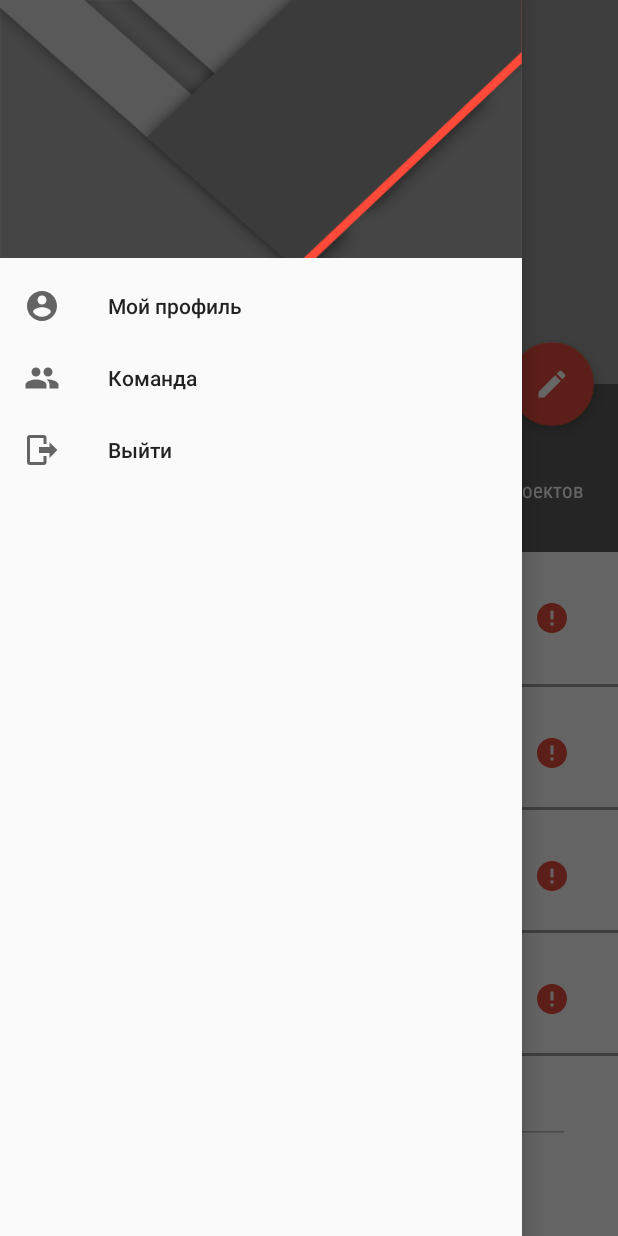
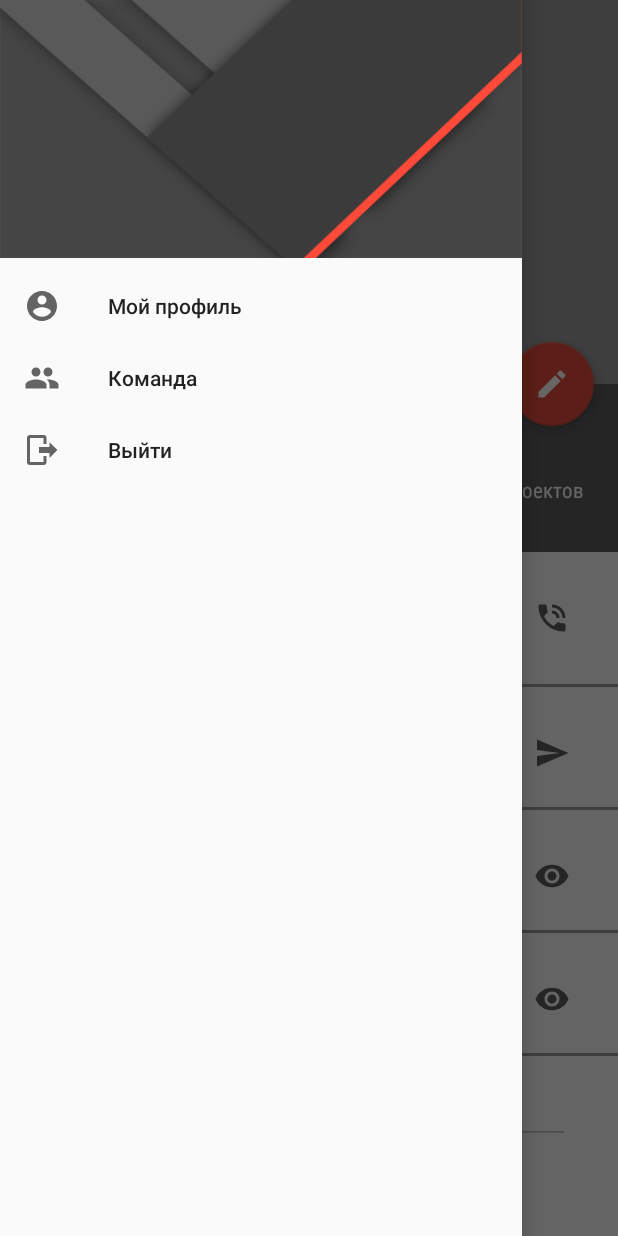
Before and after one commit to VladimirMi/DevIntensive, an Android app: the MainActivity screen opened directly, with no data from a screen before it, with the side drawer open, on a phone screen of 412 x 824 dp. Run offline under Robolectric (Android 15) with nearby library versions, the phone set to English and light mode, and no system bars; our stand-ins replace ButterKnife, Picasso; network calls fail; pictures from the network do not load; 7 statements that could not run were skipped.

Commit message:
Вынесен класс MyTextWatcher из MainActivity, добавлен класс UploadImageRes, который заменил ResponseBody в запросе загрузки изображения.

```diff
--- a/app/src/main/java/com/softdesign/devintensive/data/managers/DataManager.java
+++ b/app/src/main/java/com/softdesign/devintensive/data/managers/DataManager.java
@@ -6,11 +6,11 @@ import com.softdesign.devintensive.data.network.RestService;
 import com.softdesign.devintensive.data.network.ServiceGenerator;
 import com.softdesign.devintensive.data.network.req.UserLoginReq;
 import com.softdesign.devintensive.data.network.res.LoginModelRes;
+import com.softdesign.devintensive.data.network.res.UploadImageRes;
 import com.softdesign.devintensive.data.network.res.UserModelRes;
 import com.softdesign.devintensive.utils.DevintensiveApplication;
 
 import okhttp3.MultipartBody;
-import okhttp3.ResponseBody;
 import retrofit2.Call;
 
 public class DataManager {
@@ -46,7 +46,7 @@ public class DataManager {
         return mRestService.loginUser(userLoginReq);
     }
 
-    public Call<ResponseBody> uploadPhoto(String userId, MultipartBody.Part userPhotoReq) {
+    public Call<UploadImageRes> uploadPhoto(String userId, MultipartBody.Part userPhotoReq) {
         return mRestService.uploadPhoto(userId, userPhotoReq);
     }
 
--- a/app/src/main/java/com/softdesign/devintensive/data/network/RestService.java
+++ b/app/src/main/java/com/softdesign/devintensive/data/network/RestService.java
@@ -2,11 +2,11 @@ package com.softdesign.devintensive.data.network;
 
 import com.softdesign.devintensive.data.network.req.UserLoginReq;
 import com.softdesign.devintensive.data.network.res.LoginModelRes;
+import com.softdesign.devintensive.data.network.res.UploadImageRes;
 import com.softdesign.devintensive.data.network.res.UserModelRes;
 
 
 import okhttp3.MultipartBody;
-import okhttp3.ResponseBody;
 import retrofit2.Call;
 import retrofit2.http.Body;
 import retrofit2.http.GET;
@@ -21,7 +21,7 @@ public interface RestService {
 
     @Multipart
     @POST("user/{userId}/publicValues/profilePhoto")
-    Call<ResponseBody> uploadPhoto(@Path("userId") String userId, @Part MultipartBody.Part image);
+    Call<UploadImageRes> uploadPhoto(@Path("userId") String userId, @Part MultipartBody.Part image);
 
     @GET("user/{userId}")
     Call<UserModelRes> getUser(@Path("userId") String userId);
--- a/app/src/main/java/com/softdesign/devintensive/ui/activities/MainActivity.java
+++ b/app/src/main/java/com/softdesign/devintensive/ui/activities/MainActivity.java
@@ -36,17 +36,20 @@ import android.view.View;
 import android.view.WindowManager;
 import android.widget.EditText;
 import android.widget.ImageView;
+import android.widget.LinearLayout;
 import android.widget.RelativeLayout;
 import android.widget.TextView;
 
 import com.softdesign.devintensive.R;
 import com.softdesign.devintensive.data.managers.DataManager;
 import com.softdesign.devintensive.data.managers.PreferencesManager;
+import com.softdesign.devintensive.data.network.res.UploadImageRes;
 import com.softdesign.devintensive.data.network.res.UserModelRes;
 import com.softdesign.devintensive.utils.AppConfig;
 import com.softdesign.devintensive.utils.CircleTransformation;
 import com.softdesign.devintensive.utils.ConstantManager;
 import com.softdesign.devintensive.utils.ExStorageState;
+import com.softdesign.devintensive.utils.MyTextWatcher;
 import com.squareup.picasso.Picasso;
 
 import java.io.File;
@@ -59,6 +62,7 @@ import java.util.List;
 import butterknife.BindView;
 import butterknife.BindViews;
 import butterknife.ButterKnife;
+import butterknife.OnClick;
 import okhttp3.MediaType;
 import okhttp3.MultipartBody;
 import okhttp3.RequestBody;
@@ -119,7 +123,7 @@ public class MainActivity extends BaseActivity implements View.OnClickListener,
 
         for (EditText userInfoView : mUserInfoViews) {
             userInfoView.setOnFocusChangeListener(this);
-            userInfoView.addTextChangedListener(new MyTextWatcher(userInfoView));
+            userInfoView.addTextChangedListener(new MyTextWatcher(userInfoView, this));
         }
 
         if (savedInstanceState != null) {
@@ -202,8 +206,19 @@ public class MainActivity extends BaseActivity implements View.OnClickListener,
                 break;
             case R.id.fab:
                 if (mEditMode) {
-                    boolean validate = validatePhone() && validateEmail() && validateVk() && validateGit();
-                    if (validate) {
+                    if (!MyTextWatcher.isValidPhone(mUserInfoViews[0].getText().toString())) {
+                        requestFocus(mUserInfoViews[0]);
+                        return;
+                    } else if (!MyTextWatcher.isValidEmail(mUserInfoViews[1].getText().toString())) {
+                        requestFocus(mUserInfoViews[1]);
+                        return;
+                    } else if (!MyTextWatcher.isValidVk(mUserInfoViews[2].getText().toString())) {
+                        requestFocus(mUserInfoViews[2]);
+                        return;
+                    } else if (!MyTextWatcher.isValidGit(mUserInfoViews[3].getText().toString())) {
+                        requestFocus(mUserInfoViews[3]);
+                        return;
+                    }
                     if (mPhotoFile != null) {
                         Uri editorPhotoUri = Uri.fromFile(mPhotoFile);
                         if (!mOriginPhotoUri.equals(editorPhotoUri)) {
@@ -212,7 +227,6 @@ public class MainActivity extends BaseActivity implements View.OnClickListener,
                     }
                     mEditMode = !mEditMode;
                     setupEditMode();
-                    }
                 } else {
                     mOriginPhotoUri = mPreferencesManager.loadUserPhoto();
                     mEditMode = !mEditMode;
@@ -597,126 +611,17 @@ public class MainActivity extends BaseActivity implements View.OnClickListener,
         startActivity(intent);
     }
 
-    public boolean validatePhone() {
-        String phone = mUserInfoViews[0].getText().toString().trim();
-        Boolean isValidPhone = !TextUtils.isEmpty(phone) &&
-                AppConfig.PHONE_VALIDATE.matcher(phone).matches();
-
-        if (isValidPhone) {
-            mUserInfoInputLayouts[0].setHint(getString(R.string.phone_hint));
-            mActionIcons[0].setClickable(true);
-            mActionIcons[0].setImageResource(R.drawable.ic_call_24dp);
-            return true;
-        } else {
-            mUserInfoInputLayouts[0].setHint(getString(R.string.err_msg_phone));
-            mActionIcons[0].setClickable(false);
-            mActionIcons[0].setImageResource(R.drawable.ic_error_24dp);
-            requestFocus(mUserInfoViews[0]);
-            return false;
-        }
-    }
-
-    private boolean validateEmail() {
-        String email = mUserInfoViews[1].getText().toString().trim();
-        Boolean isValidEmail = !TextUtils.isEmpty(email) &&
-                AppConfig.EMAIL_ADDRESS_VALIDATE.matcher(email).matches();
-
-        if (isValidEmail) {
-            mUserInfoInputLayouts[1].setHint(getString(R.string.email_hint));
-            mActionIcons[1].setClickable(true);
-            mActionIcons[1].setImageResource(R.drawable.ic_send_24dp);
-            return true;
-        } else {
-            mUserInfoInputLayouts[1].setHint(getString(R.string.err_msg_email));
-            mActionIcons[1].setClickable(false);
-            mActionIcons[1].setImageResource(R.drawable.ic_error_24dp);
-            requestFocus(mUserInfoViews[1]);
-            return false;
-        }
-    }
-
-    private boolean validateVk() {
-        String vk = mUserInfoViews[2].getText().toString().trim();
-        Boolean isValidVk = !TextUtils.isEmpty(vk) &&
-                AppConfig.VK_URL_VALIDATE.matcher(vk).matches();
-
-        if (isValidVk) {
-            mUserInfoInputLayouts[2].setHint(getString(R.string.vk_hint));
-            mActionIcons[2].setClickable(true);
-            mActionIcons[2].setImageResource(R.drawable.ic_vk_social_network_logo);
-            return true;
-        } else {
-            mUserInfoInputLayouts[2].setHint(getString(R.string.err_msg_vk));
-            mActionIcons[2].setClickable(false);
-            mActionIcons[2].setImageResource(R.drawable.ic_error_24dp);
-            requestFocus(mUserInfoViews[2]);
-            return false;
-        }
-    }
-
-    private boolean validateGit() {
-        String git = mUserInfoViews[3].getText().toString().trim();
-        Boolean isValidGit = !TextUtils.isEmpty(git) &&
-                AppConfig.GIT_URL_VALIDATE.matcher(git).matches();
-
-        if (isValidGit) {
-            mUserInfoInputLayouts[3].setHint(getString(R.string.github_hint));
-            mActionIcons[3].setClickable(true);
-            mActionIcons[3].setImageResource(R.drawable.ic_github_logo);
-            return true;
-        } else {
-            mUserInfoInputLayouts[3].setHint(getString(R.string.err_msg_git));
-            mActionIcons[3].setClickable(false);
-            mActionIcons[3].setImageResource(R.drawable.ic_error_24dp);
-            requestFocus(mUserInfoViews[3]);
-            return false;
-        }
-    }
-
     /**
      * Запрос фокуса у EditText и если возможно установка его и перемещение курсора
      * в конец строки
      *
      * @param editText EditText у которого запрашивается фокус
      */
-    private void requestFocus(EditText editText) {
+    public void requestFocus(EditText editText) {
         if (editText.requestFocus()) {
             getWindow().setSoftInputMode(WindowManager.LayoutParams.SOFT_INPUT_STATE_VISIBLE);
             editText.setSelection(editText.length());
         }
-    }
-
-    private class MyTextWatcher implements TextWatcher {
-
-        private final EditText mEditText;
-
-        public MyTextWatcher(EditText text) {
-            mEditText = text;
-        }
-
-        public void beforeTextChanged(CharSequence charSequence, int i, int i1, int i2) {
-        }
-
-        public void onTextChanged(CharSequence charSequence, int i, int i1, int i2) {
-        }
-
-        public void afterTextChanged(Editable editable) {
-            switch (mEditText.getId()) {
-                case R.id.phone_et:
-                    validatePhone();
-                    break;
-                case R.id.email_et:
-                    validateEmail();
-                    break;
-                case R.id.vk_et:
-                    validateVk();
-                    break;
-                case R.id.github_et:
-                    validateGit();
-                    break;
-            }
-        }
-
     }
 
     private void uploadPhoto() {
@@ -725,12 +630,13 @@ public class MainActivity extends BaseActivity implements View.OnClickListener,
         MultipartBody.Part body = MultipartBody.Part.createFormData(
                 AppConfig.PHOTO_FORM_KEY, mPhotoFile.getName(), requestFile);
 
-        Call<ResponseBody> call = mDataManager.uploadPhoto(mPreferencesManager.getUserId(), body);
-        call.enqueue(new Callback<ResponseBody>() {
+        Call<UploadImageRes> call = mDataManager.uploadPhoto(mPreferencesManager.getUserId(), body);
+        call.enqueue(new Callback<UploadImageRes>() {
             @Override
             public void onResponse(Call call, Response response) {
                 Log.d(TAG, "uploadPhoto onResponse");
             }
+
             @Override
             public void onFailure(Call call, Throwable t) {
                 Log.d(TAG, "uploadPhoto onFailure");
@@ -751,6 +657,7 @@ public class MainActivity extends BaseActivity implements View.OnClickListener,
                 loadDrawerContent();
                 Log.d(TAG, "updateClientInfo onResponse");
             }
+
             @Override
             public void onFailure(Call<UserModelRes> call, Throwable t) {
                 Log.d(TAG, "updateClientInfo onFailure");
--- /dev/null
+++ b/app/src/main/java/com/softdesign/devintensive/utils/MyTextWatcher.java
@@ -0,0 +1,132 @@
+package com.softdesign.devintensive.utils;
+
+import android.support.design.widget.TextInputLayout;
+import android.text.Editable;
+import android.text.TextUtils;
+import android.text.TextWatcher;
+import android.view.WindowManager;
+import android.widget.EditText;
+import android.widget.ImageView;
+import android.widget.LinearLayout;
+
+import com.softdesign.devintensive.R;
+import com.softdesign.devintensive.ui.activities.MainActivity;
+
+public class MyTextWatcher implements TextWatcher {
+    private final EditText mEditText;
+    private final TextInputLayout mInputLayout;
+    private final ImageView mActionIcon;
+    private MainActivity mActivityReference;
+
+    public MyTextWatcher(EditText text, MainActivity activity) {
+        mEditText = text;
+        mInputLayout = (TextInputLayout) mEditText.getParent();
+        LinearLayout userInfoItem = (LinearLayout) mInputLayout.getParent().getParent();
+        mActionIcon = (ImageView) (userInfoItem).getChildAt(2);
+        mActivityReference = activity;
+    }
+
+    public void beforeTextChanged(CharSequence charSequence, int i, int i1, int i2) {
+    }
+
+    public void onTextChanged(CharSequence charSequence, int i, int i1, int i2) {
+    }
+
+    public void afterTextChanged(Editable editable) {
+        String value = mEditText.getText().toString().trim();
+        switch (mEditText.getId()) {
+            case R.id.phone_et:
+                validatePhone(value);
+                break;
+            case R.id.email_et:
+                validateEmail(value);
+                break;
+            case R.id.vk_et:
+                validateVk(value);
+                break;
+            case R.id.github_et:
+                validateGit(value);
+                break;
+        }
+    }
+
+    private boolean validatePhone(String phone) {
+        return validate(isValidPhone(phone),
+                mActivityReference.getString(R.string.phone_hint),
+                mActivityReference.getString(R.string.err_msg_phone),
+                R.drawable.ic_call_24dp,
+                R.drawable.ic_error_24dp);
+    }
+
+    private boolean validateEmail(String email) {
+        return validate(isValidEmail(email),
+                mActivityReference.getString(R.string.email_hint),
+                mActivityReference.getString(R.string.err_msg_email),
+                R.drawable.ic_send_24dp,
+                R.drawable.ic_error_24dp);
+    }
+
+    private boolean validateVk(String vk) {
+        return validate(isValidVk(vk),
+                mActivityReference.getString(R.string.vk_hint),
+                mActivityReference.getString(R.string.err_msg_vk),
+                R.drawable.ic_vk_social_network_logo,
+                R.drawable.ic_error_24dp);
+    }
+
+    private boolean validateGit(String git) {
+        return validate(isValidGit(git),
+                mActivityReference.getString(R.string.github_hint),
+                mActivityReference.getString(R.string.err_msg_git),
+                R.drawable.ic_github_logo,
+                R.drawable.ic_error_24dp);
+    }
+
+    private boolean validate(Boolean isValid, String hint, String errMsg, int actionIcon, int errIcon) {
+        if (isValid) {
+            mInputLayout.setHint(hint);
+            mActionIcon.setClickable(true);
+            mActionIcon.setImageResource(actionIcon);
+            return true;
+        } else {
+            mInputLayout.setHint(errMsg);
+            mActionIcon.setClickable(false);
+            mActionIcon.setImageResource(errIcon);
+            requestFocus(mEditText);
+            return false;
+        }
+    }
+
+    public static boolean isValidPhone(String phone) {
+        return !TextUtils.isEmpty(phone) &&
+                AppConfig.PHONE_VALIDATE.matcher(phone).matches();
+    }
+
+    public static boolean isValidEmail(String email) {
+        return !TextUtils.isEmpty(email) &&
+                AppConfig.EMAIL_ADDRESS_VALIDATE.matcher(email).matches();
+    }
+
+    public static boolean isValidVk(String vk) {
+        return !TextUtils.isEmpty(vk) &&
+                AppConfig.VK_URL_VALIDATE.matcher(vk).matches();
+    }
+
+    public static boolean isValidGit(String git) {
+        return !TextUtils.isEmpty(git) &&
+                AppConfig.GIT_URL_VALIDATE.matcher(git).matches();
+    }
+
+    /**
+     * Запрос фокуса у EditText и если возможно установка его и перемещение курсора
+     * в конец строки
+     *
+     * @param editText EditText у которого запрашивается фокус
+     */
+    public void requestFocus(EditText editText) {
+        if (editText.requestFocus()) {
+            mActivityReference.getWindow().setSoftInputMode(WindowManager.LayoutParams.SOFT_INPUT_STATE_VISIBLE);
+            editText.setSelection(editText.length());
+        }
+    }
+}
```
Also changed, not shown: app/src/main/java/com/softdesign/devintensive/data/network/res/UploadImageRes.java (added, +28 -0 lines), app/src/main/java/com/softdesign/devintensive/utils/RoundedAvatarDrawable.java (deleted, +0 -98 lines). Lines whose indentation alone changed are shown as unchanged.
